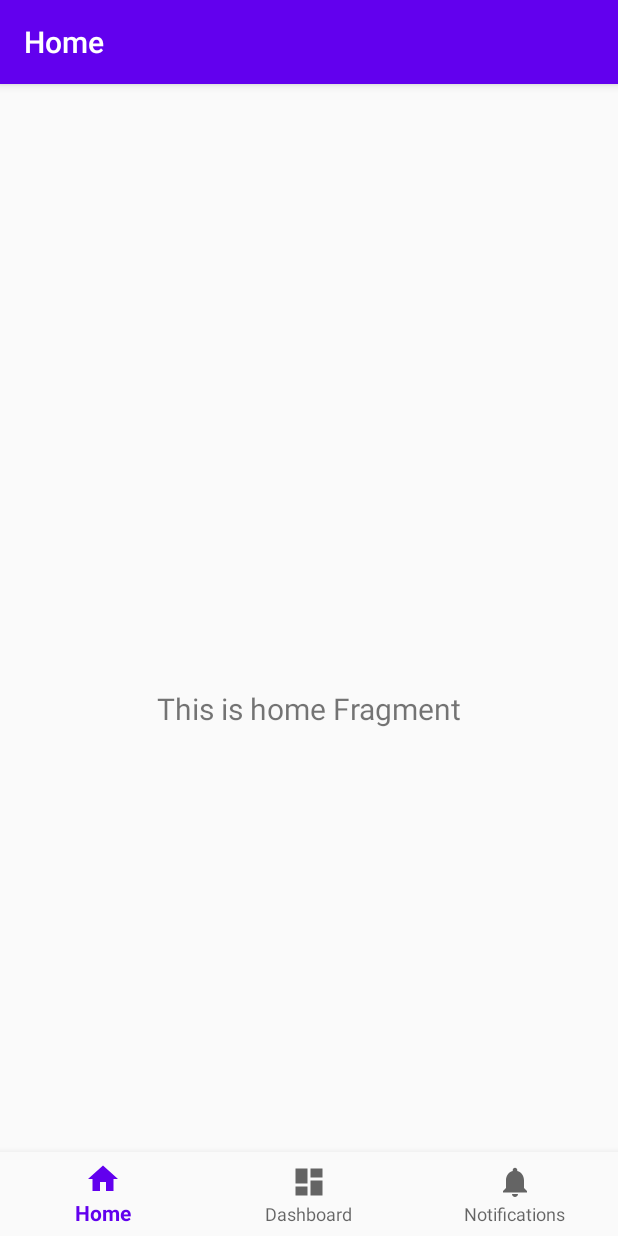
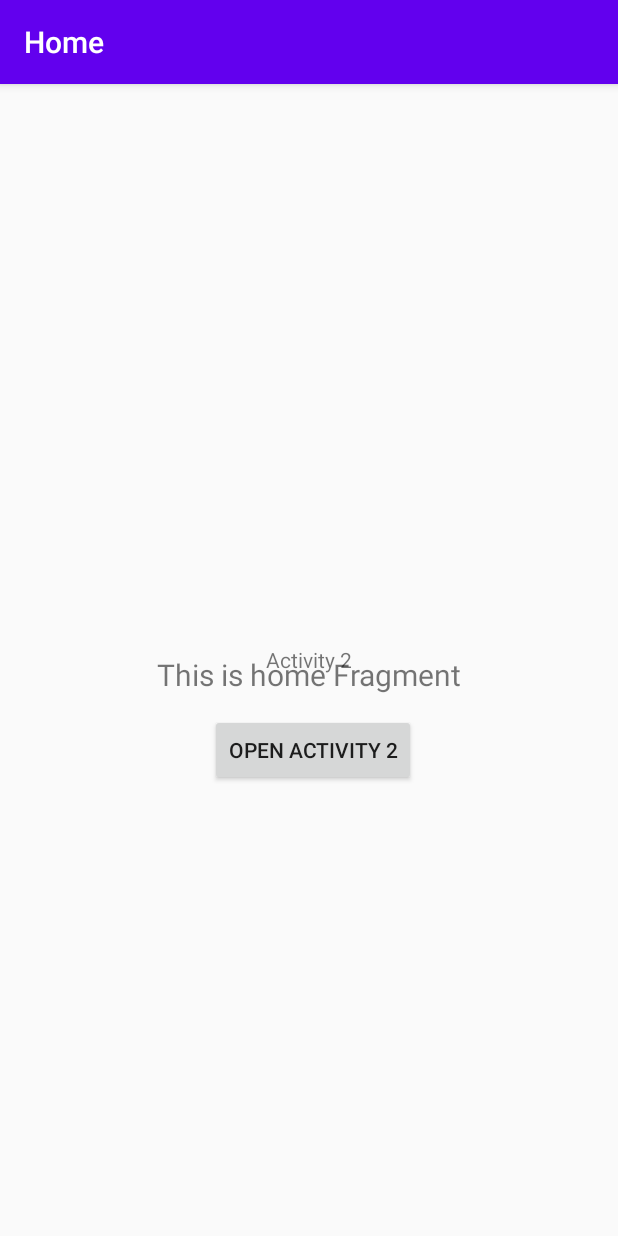
Before and after one commit to willemhscott/HackCUVirtual, an Android app: the screen it shows after launch (MainActivity), on a phone screen of 412 x 824 dp. Run offline under Robolectric (Android 15) with nearby library versions, the phone set to English and light mode, and no system bars; our stand-ins replace navigation-ui.

```diff
--- a/app/build.gradle
+++ b/app/build.gradle
@@ -44,6 +44,7 @@ dependencies {
     implementation 'androidx.lifecycle:lifecycle-extensions:2.1.0'
     implementation 'androidx.navigation:navigation-fragment-ktx:2.1.0'
     implementation 'androidx.navigation:navigation-ui-ktx:2.1.0'
+    implementation 'com.cedarsoft.dependencies-sets:ktor:8.9.2'
     testImplementation 'junit:junit:4.12'
     androidTestImplementation 'androidx.test.ext:junit:1.1.1'
     androidTestImplementation 'androidx.test.espresso:espresso-core:3.2.0'
--- a/app/src/main/java/com/github/henry232323/hackcuvirtual/MainActivity.kt
+++ b/app/src/main/java/com/github/henry232323/hackcuvirtual/MainActivity.kt
@@ -1,6 +1,8 @@
 package com.github.henry232323.hackcuvirtual
 
+import android.content.Intent
 import android.os.Bundle
+import android.widget.Button
 import com.google.android.material.bottomnavigation.BottomNavigationView
 import androidx.appcompat.app.AppCompatActivity
 import androidx.navigation.findNavController
@@ -13,6 +15,12 @@ class MainActivity : AppCompatActivity() {
     override fun onCreate(savedInstanceState: Bundle?) {
         super.onCreate(savedInstanceState)
         setContentView(R.layout.activity_main)
+
+        val button = findViewById<Button>(R.id.button)
+
+        button.setOnClickListener{
+
+        }
         val navView: BottomNavigationView = findViewById(R.id.nav_view)
 
         val navController = findNavController(R.id.nav_host_fragment)
@@ -22,5 +30,7 @@ class MainActivity : AppCompatActivity() {
                 R.id.navigation_home, R.id.navigation_dashboard, R.id.navigation_notifications))
         setupActionBarWithNavController(navController, appBarConfiguration)
         navView.setupWithNavController(navController)
+
     }
+
 }
--- a/app/src/main/res/layout/activity_main.xml
+++ b/app/src/main/res/layout/activity_main.xml
@@ -1,10 +1,30 @@
 <?xml version="1.0" encoding="utf-8"?>
-<androidx.constraintlayout.widget.ConstraintLayout xmlns:android="http://schemas.android.com/apk/res/android"
+<RelativeLayout xmlns:android="http://schemas.android.com/apk/res/android"
     xmlns:app="http://schemas.android.com/apk/res-auto"
     android:id="@+id/container"
     android:layout_width="match_parent"
     android:layout_height="match_parent"
     android:paddingTop="?attr/actionBarSize">
+
+    <TextView
+        android:layout_width="wrap_content"
+        android:layout_height="wrap_content"
+        android:text="Activity 2"
+        android:layout_centerVertical="true"
+        android:layout_centerHorizontal="true" />
+
+    <Button
+        android:id="@+id/button"
+        android:layout_width="wrap_content"
+        android:layout_height="wrap_content"
+        android:layout_alignParentStart="true"
+        android:layout_alignParentLeft="true"
+        android:layout_alignParentBottom="true"
+        android:layout_centerHorizontal="true"
+        android:layout_marginStart="140dp"
+        android:layout_marginLeft="140dp"
+        android:layout_marginBottom="300dp"
+        android:text="Open Activity 2" />
 
     <com.google.android.material.bottomnavigation.BottomNavigationView
         android:id="@+id/nav_view"
@@ -18,11 +38,12 @@
         app:layout_constraintRight_toRightOf="parent"
         app:menu="@menu/bottom_nav_menu" />
 
+
     <fragment
         android:id="@+id/nav_host_fragment"
         android:name="androidx.navigation.fragment.NavHostFragment"
         android:layout_width="match_parent"
-        android:layout_height="match_parent"
+        android:layout_height="667dp"
         app:defaultNavHost="true"
         app:layout_constraintBottom_toTopOf="@id/nav_view"
         app:layout_constraintLeft_toLeftOf="parent"
@@ -30,4 +51,5 @@
         app:layout_constraintTop_toTopOf="parent"
         app:navGraph="@navigation/mobile_navigation" />
 
-</androidx.constraintlayout.widget.ConstraintLayout>
+
+</RelativeLayout>
--- a/build.gradle
+++ b/build.gradle
@@ -1,9 +1,12 @@
 // Top-level build file where you can add configuration options common to all sub-projects/modules.
 buildscript {
-    ext.kotlin_version = "1.3.72"
+    ext.kotlin_version = "{{site.kotlin_version}}"
+    ext.ktor_version = "{{site.ktor_version}}"
+
     repositories {
         google()
         jcenter()
+        mavenCentral()
     }
     dependencies {
         classpath "com.android.tools.build:gradle:4.0.1"
```
Also changed, not shown: 1 other file.
